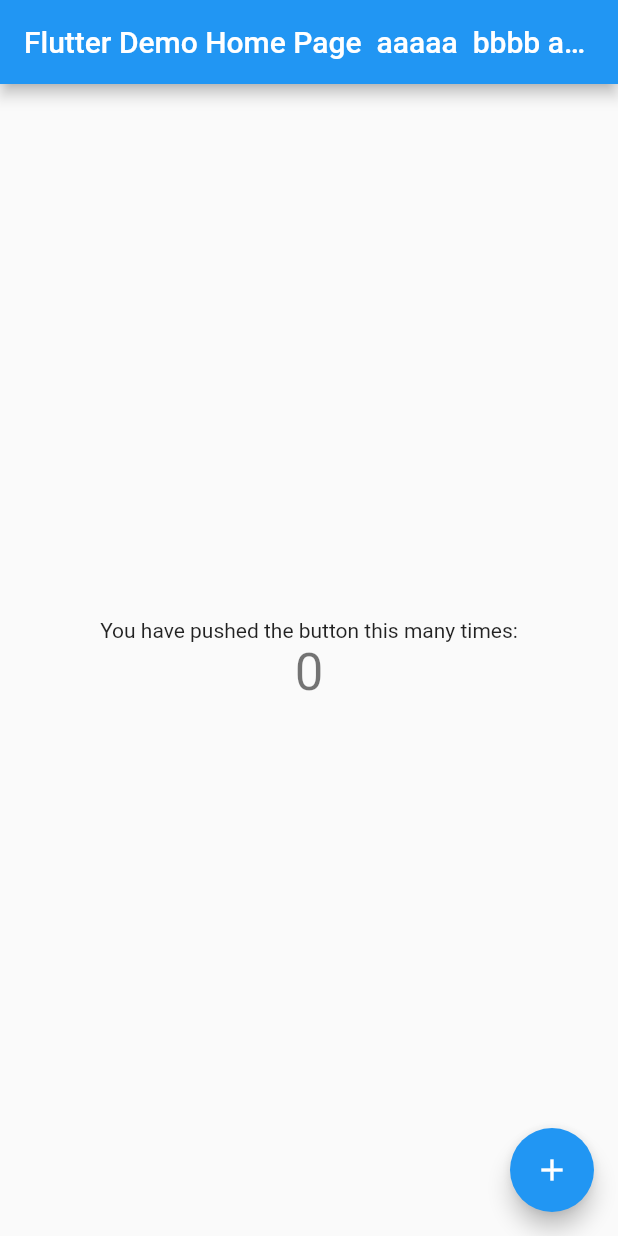
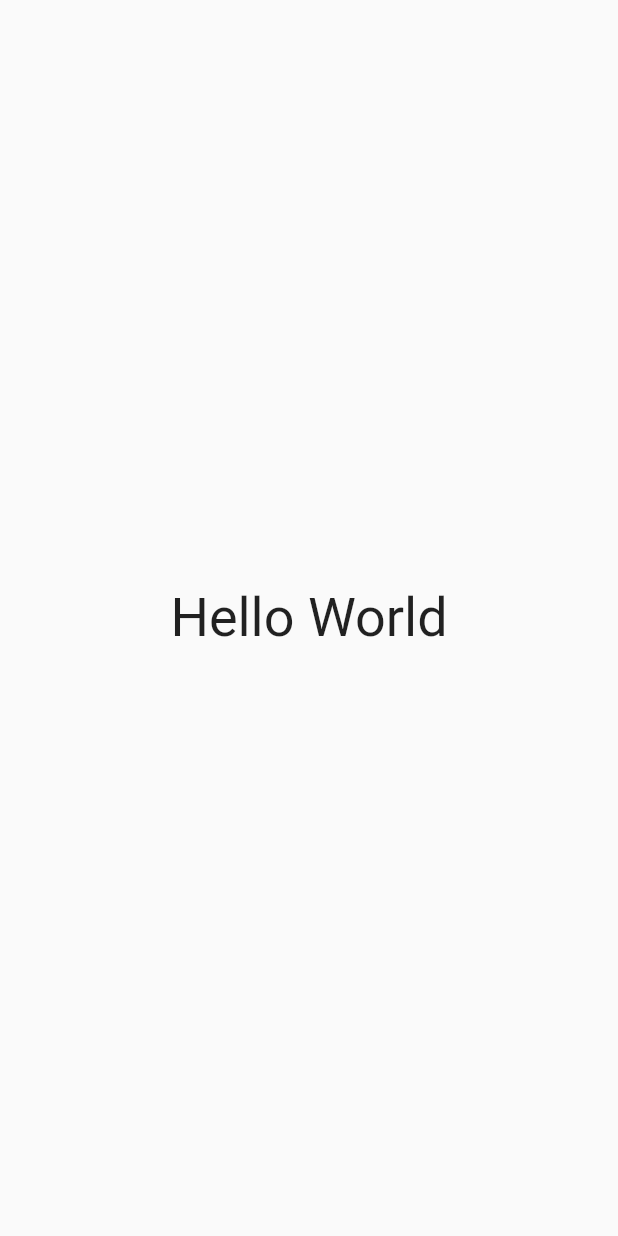
Before and after one commit to jnuank/360feedback, a Flutter app: the screen it shows after launch, on a phone screen of 412 x 824 dp. Run offline on Flutter 3.47's test engine with Material 2 defaults, Android fonts, the phone set to English and light mode, and no system bars.

Commit message:
不要なのものの削除

```diff
--- a/feedback_front/lib/main.dart
+++ b/feedback_front/lib/main.dart
@@ -7,21 +7,11 @@
 class MyApp extends StatelessWidget {
   const MyApp({Key? key}) : super(key: key);
 
-  // This widget is the root of your application.
   @override
   Widget build(BuildContext context) {
     return MaterialApp(
       title: 'Flutter Demo',
       theme: ThemeData(
-        // This is the theme of your application.
-        //
-        // Try running your application with "flutter run". You'll see the
-        // application has a blue toolbar. Then, without quitting the app, try
-        // changing the primarySwatch below to Colors.green and then invoke
-        // "hot reload" (press "r" in the console where you ran "flutter run",
-        // or simply save your changes to "hot reload" in a Flutter IDE).
-        // Notice that the counter didn't reset back to zero; the application
-        // is not restarted.
         primarySwatch: Colors.blue,
       ),
       home: const MyHomePage(title: 'Flutter Demo Home Page  aaaaa  bbbb aaaaa'),
@@ -29,87 +19,23 @@
   }
 }
 
-class MyHomePage extends StatefulWidget {
+class MyHomePage extends StatelessWidget {
   const MyHomePage({Key? key, required this.title}) : super(key: key);
-
-  // This widget is the home page of your application. It is stateful, meaning
-  // that it has a State object (defined below) that contains fields that affect
-  // how it looks.
-
-  // This class is the configuration for the state. It holds the values (in this
-  // case the title) provided by the parent (in this case the App widget) and
-  // used by the build method of the State. Fields in a Widget subclass are
-  // always marked "final".
 
   final String title;
 
   @override
-  State<MyHomePage> createState() => _MyHomePageState();
-}
-
-class _MyHomePageState extends State<MyHomePage> {
-  int _counter = 0;
-
-  void _incrementCounter() {
-    setState(() {
-      // This call to setState tells the Flutter framework that something has
-      // changed in this State, which causes it to rerun the build method below
-      // so that the display can reflect the updated values. If we changed
-      // _counter without calling setState(), then the build method would not be
-      // called again, and so nothing would appear to happen.
-      _counter++;
-    });
+  Widget build(BuildContext context) {
+    return const Scaffold(
+      body: Center(
+        child: Text(
+          'Hello World',
+          style: TextStyle(
+            fontSize: 36,
+          ),
+        ),
+      ),
+    );
   }
 
-  @override
-  Widget build(BuildContext context) {
-    // This method is rerun every time setState is called, for instance as done
-    // by the _incrementCounter method above.
-    //
-    // The Flutter framework has been optimized to make rerunning build methods
-    // fast, so that you can just rebuild anything that needs updating rather
-    // than having to individually change instances of widgets.
-    return Scaffold(
-      appBar: AppBar(
-        // Here we take the value from the MyHomePage object that was created by
-        // the App.build method, and use it to set our appbar title.
-        title: Text(widget.title),
-      ),
-      body: Center(
-        // Center is a layout widget. It takes a single child and positions it
-        // in the middle of the parent.
-        child: Column(
-          // Column is also a layout widget. It takes a list of children and
-          // arranges them vertically. By default, it sizes itself to fit its
-          // children horizontally, and tries to be as tall as its parent.
-          //
-          // Invoke "debug painting" (press "p" in the console, choose the
-          // "Toggle Debug Paint" action from the Flutter Inspector in Android
-          // Studio, or the "Toggle Debug Paint" command in Visual Studio Code)
-          // to see the wireframe for each widget.
-          //
-          // Column has various properties to control how it sizes itself and
-          // how it positions its children. Here we use mainAxisAlignment to
-          // center the children vertically; the main axis here is the vertical
-          // axis because Columns are vertical (the cross axis would be
-          // horizontal).
-          mainAxisAlignment: MainAxisAlignment.center,
-          children: <Widget>[
-            const Text(
-              'You have pushed the button this many times:',
-            ),
-            Text(
-              '$_counter',
-              style: Theme.of(context).textTheme.headline4,
-            ),
-          ],
-        ),
-      ),
-      floatingActionButton: FloatingActionButton(
-        onPressed: _incrementCounter,
-        tooltip: 'Increment',
-        child: const Icon(Icons.add),
-      ), // This trailing comma makes auto-formatting nicer for build methods.
-    );
-  }
 }
```
